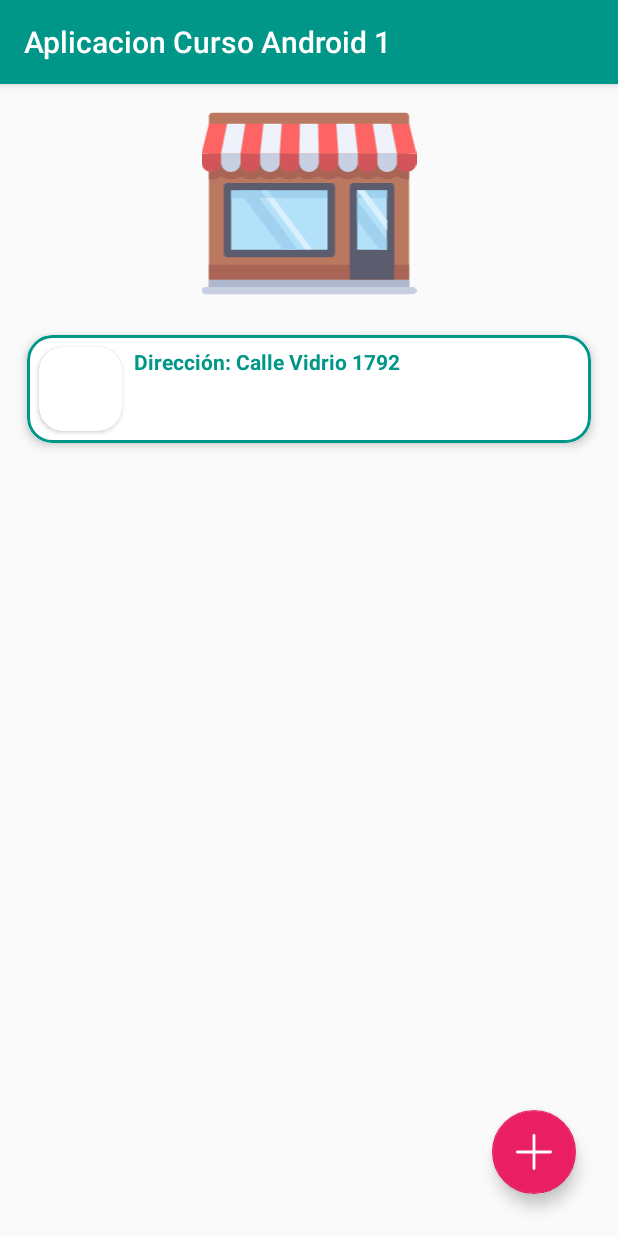
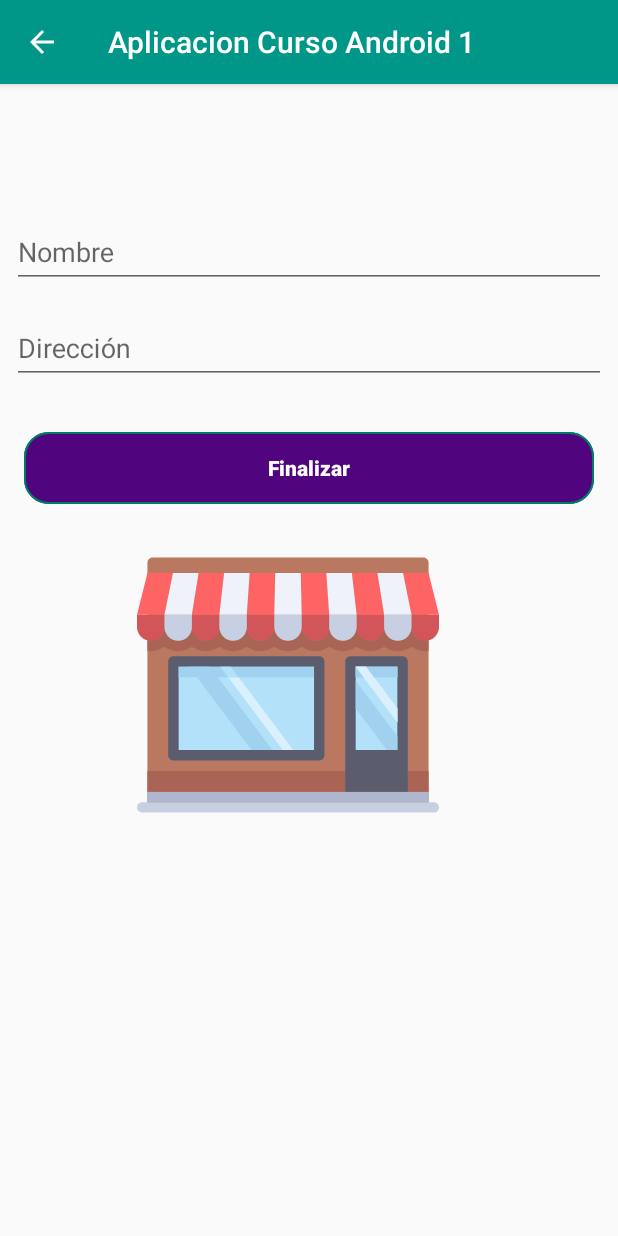
Before and after one commit to alberto-moctezuma/androidcourse, an Android app: the screen it shows after launch (RealmRecyclerSampleActivity before the commit, EditShopActivity after it), after a tap on an icon or button, on a phone screen of 412 x 824 dp. Run offline under Robolectric (Android 15) with nearby library versions, the light colour scheme and no system bars; our stand-ins replace ButterKnife; libraries missing offline, so code that uses them is left out: io.realm; pictures from the network do not load; 9 statements that could not run were skipped.

Commit message:
realm database

```diff
--- /dev/null
+++ b/app/src/main/java/udg/mxc/aplication1/MyAplication.java
@@ -0,0 +1,20 @@
+package udg.mxc.aplication1;
+
+import android.app.Application;
+
+import io.realm.Realm;
+import io.realm.RealmConfiguration;
+
+public class MyAplication extends Application {
+
+    @Override
+    public void onCreate() {
+        super.onCreate();
+        Realm.init(getApplicationContext());
+        RealmConfiguration configuration = new RealmConfiguration.Builder()
+                .deleteRealmIfMigrationNeeded()
+                .build();
+
+        Realm.setDefaultConfiguration(configuration);
+    }
+}
--- a/app/src/main/java/udg/mxc/aplication1/components/vector/ProfileActivity.java
+++ b/app/src/main/java/udg/mxc/aplication1/components/vector/ProfileActivity.java
@@ -60,7 +60,7 @@ public class ProfileActivity extends AppCompatActivity {
                 return true;
             case R.id.menuLogout:
                 Util.showToast(this, "Logout" );
-                Util.changeActivity(ProfileActivity.this, VectorActivity.class, null);
+                Util.changeActivity(ProfileActivity.this, VectorActivity.class, null, true);
                 return true;
             default:
                 return super.onOptionsItemSelected(item);
--- a/app/src/main/java/udg/mxc/aplication1/components/vector/VectorActivity.java
+++ b/app/src/main/java/udg/mxc/aplication1/components/vector/VectorActivity.java
@@ -51,7 +51,7 @@ public class VectorActivity extends AppCompatActivity {
             if( areValidInput() ){
                 HashMap<String, String> parameters = new HashMap<>();
                 parameters.put( KeysConstants.PROFILE, mTextEmail.getText().toString() );
-                Util.changeActivity(VectorActivity.this, ProfileActivity.class, parameters);
+                Util.changeActivity(VectorActivity.this, ProfileActivity.class, parameters, true);
             }
         }
 
--- /dev/null
+++ b/app/src/main/java/udg/mxc/aplication1/database/EditShopActivity.java
@@ -0,0 +1,167 @@
+package udg.mxc.aplication1.database;
+
+import android.support.constraint.ConstraintLayout;
+import android.support.design.widget.TextInputLayout;
+import android.support.v7.app.AppCompatActivity;
+import android.os.Bundle;
+import android.view.MenuItem;
+import android.view.View;
+import android.widget.EditText;
+import android.widget.ImageView;
+
+import com.bumptech.glide.Glide;
+
+import butterknife.BindView;
+import butterknife.ButterKnife;
+import butterknife.OnClick;
+import io.realm.Realm;
+import io.realm.RealmQuery;
+import udg.mxc.aplication1.R;
+import udg.mxc.aplication1.database.model.DogShop;
+import udg.mxc.aplication1.util.KeysConstants;
+import udg.mxc.aplication1.util.Util;
+
+public class EditShopActivity extends AppCompatActivity {
+
+    @BindView( R.id.imageViewShop )
+    ImageView mImgShop;
+
+    @BindView( R.id.textInputLayout )
+    TextInputLayout mTextInputKayoutName;
+
+    @BindView( R.id.etName )
+    EditText mEtName;
+
+    @BindView( R.id.textInputLayoutAddress )
+    TextInputLayout mTinLAddress;
+
+    @BindView( R.id.etAddress )
+    EditText mEtAddress;
+
+    @BindView( R.id.parent )
+    ConstraintLayout mParentLayout;
+
+    private int MODE;
+
+    private String SHOP_ID;
+
+    private DogShop dogShop;
+
+    @Override
+    protected void onCreate(Bundle savedInstanceState) {
+        super.onCreate(savedInstanceState);
+        setContentView(R.layout.activity_edit_shop);
+        ButterKnife.bind(this);
+        if( getSupportActionBar() != null ){
+            getSupportActionBar().setDisplayHomeAsUpEnabled(true);
+        }
+
+        MODE = Integer.parseInt( getIntent().getStringExtra(KeysConstants.MODE_KEY) );
+        setUpMode( MODE );
+    }
+
+    private void setUpMode(int mode) {
+        if( mode == KeysConstants.EDIT_MODE ){
+            updateMode();
+        }
+    }
+
+    @Override
+    public boolean onOptionsItemSelected(MenuItem item) {
+        switch (item.getItemId()){
+            case android.R.id.home:
+                onBackPressed();
+                break;
+        }
+        return true;
+    }
+
+    private void updateMode() {
+        SHOP_ID = getIntent().getStringExtra(KeysConstants.DOG_SHOP_ID);
+        Realm realm = Realm.getDefaultInstance();
+        RealmQuery<DogShop> query = realm.where( DogShop.class );
+        query.equalTo(KeysConstants.DOG_SHOP_ID,SHOP_ID);
+        dogShop = query.findFirst();
+        if( dogShop != null ){
+            mEtName.setText(dogShop.name);
+            mEtAddress.setText(dogShop.address);
+            Glide.with( this ).load(dogShop.image).crossFade(1500).into(mImgShop);
+        }
+    }
+
+    @OnClick( R.id.buttonEnd ) public  void finalize(View view){
+        if( noEmptyFields() ){
+            if( validateFields() ){
+                if ( MODE == KeysConstants.CREATE_MODE ){
+                    createShop();
+                }else{
+                    updateShop();
+                }
+            }
+        }else{
+            Util.showSnackBar( mParentLayout, getString(R.string.empy_fields) );
+        }
+    }
+
+    private boolean noEmptyFields(){
+        return !mEtName.getText().toString().isEmpty() && !mEtAddress.getText().toString().isEmpty();
+    }
+
+    private boolean validateFields() {
+        if( noEmptyName() && noEmptyAddress() ){
+            return true;
+        }else{
+            return false;
+        }
+    }
+
+    private boolean noEmptyName() {
+        if( mEtName.getText().toString().isEmpty() ){
+            mTextInputKayoutName.setError(getString( R.string.empty_name ));
+            return false;
+        }else{
+            return true;
+        }
+    }
+
+    private boolean noEmptyAddress(){
+        if( mEtAddress.getText().toString().isEmpty() ){
+            mTinLAddress.setError(getString(R.string.empty_address));
+            return false;
+        }else{
+            return true;
+        }
+    }
+
+    private void createShop(){
+        Realm realm = Realm.getDefaultInstance();
+        realm.executeTransaction(new Realm.Transaction() {
+            @Override
+            public void execute(Realm realmTransaction ) {
+                realmTransaction.copyToRealm(new DogShop( mEtName.getText().toString(), mEtAddress.getText().toString(), Util.setRandomImage(), String.valueOf( Util.getRandomID() )  ) );
+            }
+        });
+
+        finish();
+    }
+
+    private void updateShop(){
+        Realm realm = Realm.getDefaultInstance();
+        realm.executeTransaction(new Realm.Transaction() {
+            @Override
+            public void execute(Realm realmTransaction ) {
+                dogShop.address = mEtAddress.getText().toString();
+                dogShop.name = mEtName.getText().toString();
+                realm.copyToRealmOrUpdate(dogShop);
+            }
+        });
+
+        finish();
+    }
+
+    @Override
+    public void onBackPressed() {
+        super.onBackPressed();
+        finish();
+    }
+}
--- a/app/src/main/java/udg/mxc/aplication1/database/RealmRecyclerSampleActivity.java
+++ b/app/src/main/java/udg/mxc/aplication1/database/RealmRecyclerSampleActivity.java
@@ -1,5 +1,6 @@
 package udg.mxc.aplication1.database;
 
+import android.content.Intent;
 import android.support.v7.app.AppCompatActivity;
 import android.os.Bundle;
 import android.support.v7.widget.GridLayoutManager;
@@ -7,22 +8,27 @@ import android.support.v7.widget.LinearLayoutManager;
 import android.support.v7.widget.RecyclerView;
 
 import java.util.ArrayList;
+import java.util.HashMap;
 import java.util.List;
 
 import butterknife.BindView;
 import butterknife.ButterKnife;
 import butterknife.OnClick;
+import io.realm.Realm;
+import io.realm.RealmList;
+import io.realm.RealmResults;
 import udg.mxc.aplication1.R;
 import udg.mxc.aplication1.database.adapter.DogShopAdapter;
 import udg.mxc.aplication1.database.adapter.DogShopClick;
 import udg.mxc.aplication1.database.adapter.DogShopLongClick;
 import udg.mxc.aplication1.database.model.DogShop;
+import udg.mxc.aplication1.util.KeysConstants;
 import udg.mxc.aplication1.util.Util;
 
 public class RealmRecyclerSampleActivity extends AppCompatActivity implements DogShopClick, DogShopLongClick {
 
     private static String TAG = RealmRecyclerSampleActivity.class.getSimpleName();
-    private List<DogShop> dogShops = new ArrayList<>();
+    private RealmList<DogShop> dogShops = new RealmList<>();
     private DogShopAdapter dogShopAdapter;
 
     @BindView(R.id.shopsRecyclerView) RecyclerView mDogShopsRecyclerView;
@@ -32,13 +38,27 @@ public class RealmRecyclerSampleActivity extends AppCompatActivity implements Do
         super.onCreate(savedInstanceState);
         setContentView(R.layout.activity_realm_recycler_sample);
         ButterKnife.bind(this);
-
         setUpRecyclerView( mDogShopsRecyclerView );
     }
 
+    @Override
+    protected void onResume() {
+        super.onResume();
+        getRealmObjects();
+    }
+
+    private void getRealmObjects(){
+        dogShops.clear();
+        Realm realm = Realm.getDefaultInstance();
+        RealmResults<DogShop> dogsShopResults = realm.where( DogShop.class ).findAll();
+        dogShops.addAll(dogsShopResults.subList(0, dogsShopResults.size()));
+        dogShopAdapter.notifyDataSetChanged();
+    }
+
     @OnClick( R.id.floatingActionButton ) public void addDoomie(){
-        dogShops.add( createDoomie() );
-        dogShopAdapter.notifyDataSetChanged();
+        HashMap<String, String > parameters = new HashMap<>();
+        parameters.put( KeysConstants.MODE_KEY, String.valueOf( KeysConstants.CREATE_MODE ));
+        Util.changeActivity( this, EditShopActivity.class, parameters, false );
     }
 
     private void setUpRecyclerView(RecyclerView mDogShopsRecyclerView) {
@@ -52,12 +72,27 @@ public class RealmRecyclerSampleActivity extends AppCompatActivity implements Do
 
     @Override
     public void onDogShopClickListener(DogShop dogShop) {
-        Util.showToast(getApplicationContext(),  "Click on:"+dogShop.toString());
+        HashMap< String, String > parameters = new HashMap<>();
+        parameters.put( KeysConstants.DOG_SHOP_ID, dogShop.dogShopID );
+        parameters.put( KeysConstants.MODE_KEY, String.valueOf( KeysConstants.EDIT_MODE ) );
+        Util.changeActivity( this, EditShopActivity.class, parameters, false );
     }
 
     @Override
     public void onDogShopLongClickListener(DogShop dogShop) {
-        Util.showToast(getApplicationContext(), "Long click on: "+dogShop.toString());
+        Realm realm = Realm.getDefaultInstance();
+        realm.executeTransaction(new Realm.Transaction() {
+            @Override
+            public void execute(Realm realmTransaction) {
+                dogShops.remove(dogShop);
+                dogShopAdapter.notifyDataSetChanged();
+                RealmResults<DogShop> shops = realmTransaction.where( DogShop.class )
+                        .equalTo(KeysConstants.DOG_SHOP_ID, dogShop.dogShopID)
+                        .findAll();
+
+                shops.deleteAllFromRealm();
+            }
+        });
     }
 
     public DogShop createDoomie(){
--- a/app/src/main/java/udg/mxc/aplication1/database/adapter/DogShopAdapter.java
+++ b/app/src/main/java/udg/mxc/aplication1/database/adapter/DogShopAdapter.java
@@ -15,17 +15,18 @@ import java.util.List;
 
 import butterknife.BindView;
 import butterknife.ButterKnife;
+import io.realm.RealmList;
 import udg.mxc.aplication1.R;
 import udg.mxc.aplication1.database.model.DogShop;
 
 public class DogShopAdapter extends RecyclerView.Adapter<DogShopAdapter.ViewHolderAdapter> {
 
-    List<DogShop> dogShops;
+    RealmList<DogShop> dogShops;
     Context context;
     DogShopClick dogShopClick;
     DogShopLongClick dogShopLongClick;
 
-    public DogShopAdapter(List<DogShop> dogShops, Context context, DogShopClick dogShopClick, DogShopLongClick dogShopLongClick) {
+    public DogShopAdapter(RealmList<DogShop> dogShops, Context context, DogShopClick dogShopClick, DogShopLongClick dogShopLongClick) {
         this.dogShops = dogShops;
         this.context = context;
         this.dogShopClick = dogShopClick;
@@ -88,7 +89,7 @@ public class DogShopAdapter extends RecyclerView.Adapter<DogShopAdapter.ViewHold
                     .into(mImgShop);
 
             mTvDogShopName.setText("Nombre: "+dogShop.name);
-            mTvDogShopName.setText("Dirección: "+dogShop.address);
+            mTvDogShopAddress.setText("Dirección: "+dogShop.address);
 
         }
     }
--- a/app/src/main/java/udg/mxc/aplication1/util/KeysConstants.java
+++ b/app/src/main/java/udg/mxc/aplication1/util/KeysConstants.java
@@ -2,6 +2,10 @@ package udg.mxc.aplication1.util;
 
 public class KeysConstants {
     public static final String FRAGMENT_ARG_FLAG = "FRAGMENT_ARG_FLAG" ;
+    public static final String MODE_KEY = "MODE_KEY";
+    public static final int EDIT_MODE = 1;
+    public static final int CREATE_MODE = 0;
+    public static final String DOG_SHOP_ID = "dogShopID";
     public static String PROFILE = "PROFILE";
 
     public static int FRAGMENT_ONE_VIEW_POSITION = 0;
--- a/app/src/main/java/udg/mxc/aplication1/util/Util.java
+++ b/app/src/main/java/udg/mxc/aplication1/util/Util.java
@@ -15,6 +15,8 @@ import java.util.regex.Matcher;
 import java.util.regex.Pattern;
 
 public class Util {
+
+    private static String TAG = Util.class.getSimpleName();
 
     private static ScrollView parentLayout;
 
@@ -39,7 +41,7 @@ public class Util {
         Toast.makeText( context, message, Toast.LENGTH_LONG ).show();
     }
 
-    public static void changeActivity(Activity activity, Class aClass, HashMap<String, String> parameters){
+    public static void changeActivity(Activity activity, Class aClass, HashMap<String, String> parameters, boolean finish){
         Intent intent = new Intent( activity, aClass );
         if( parameters != null ) {
             for (Map.Entry<String, String> entry : parameters.entrySet()) {
@@ -47,7 +49,10 @@ public class Util {
             }
         }
         activity.startActivity(intent);
-        activity.finish();
+        if( finish ) {
+            Util.showLog(TAG,"Finished");
+            activity.finish();
+        }
     }
 
     public static int getRandomNumber(){
--- /dev/null
+++ b/app/src/main/res/layout/activity_edit_shop.xml
@@ -0,0 +1,74 @@
+<?xml version="1.0" encoding="utf-8"?>
+<android.support.constraint.ConstraintLayout xmlns:android="http://schemas.android.com/apk/res/android"
+    xmlns:app="http://schemas.android.com/apk/res-auto"
+    xmlns:tools="http://schemas.android.com/tools"
+    android:layout_width="match_parent"
+    android:layout_height="match_parent"
+    android:focusable="true"
+    android:focusableInTouchMode="true"
+    android:id="@+id/parent"
+    tools:context=".db.EditShopActivity">
+
+    <android.support.design.widget.TextInputLayout
+        android:id="@+id/textInputLayout"
+        android:layout_width="0dp"
+        android:layout_height="wrap_content"
+        android:layout_marginStart="8dp"
+        android:layout_marginTop="80dp"
+        android:layout_marginEnd="8dp"
+        app:layout_constraintEnd_toEndOf="parent"
+        app:layout_constraintStart_toStartOf="parent"
+        app:layout_constraintTop_toTopOf="parent">
+
+        <android.support.design.widget.TextInputEditText
+            android:id="@+id/etName"
+            android:layout_width="match_parent"
+            android:layout_height="wrap_content"
+            android:imeOptions="actionNext"
+            android:inputType="textCapWords"
+            android:hint="@string/name" />
+    </android.support.design.widget.TextInputLayout>
+
+    <android.support.design.widget.TextInputLayout
+        android:id="@+id/textInputLayoutAddress"
+        android:layout_width="0dp"
+        android:layout_height="wrap_content"
+        android:layout_marginStart="8dp"
+        android:layout_marginTop="8dp"
+        android:layout_marginEnd="8dp"
+        app:layout_constraintEnd_toEndOf="parent"
+        app:layout_constraintStart_toStartOf="parent"
+        app:layout_constraintTop_toBottomOf="@+id/textInputLayout">
+
+        <android.support.design.widget.TextInputEditText
+            android:id="@+id/etAddress"
+            android:layout_width="match_parent"
+            android:layout_height="wrap_content"
+            android:inputType="textCapSentences"
+            android:imeOptions="actionDone"
+            android:hint="@string/address" />
+    </android.support.design.widget.TextInputLayout>
+
+    <Button
+        android:id="@+id/buttonEnd"
+        android:layout_width="0dp"
+        android:layout_height="wrap_content"
+        android:layout_marginStart="16dp"
+        android:layout_marginTop="32dp"
+        android:layout_marginEnd="16dp"
+        android:text="@string/end"
+        style="@style/GeneralButtonStyle"
+        app:layout_constraintEnd_toEndOf="parent"
+        app:layout_constraintStart_toStartOf="parent"
+        app:layout_constraintTop_toBottomOf="@+id/textInputLayoutAddress" />
+
+    <ImageView
+        android:id="@+id/imageViewShop"
+        android:layout_width="248dp"
+        android:layout_height="201dp"
+        android:layout_marginStart="68dp"
+        android:layout_marginTop="20dp"
+        app:layout_constraintStart_toStartOf="parent"
+        app:layout_constraintTop_toBottomOf="@+id/buttonEnd"
+        app:srcCompat="@drawable/ic_store" />
+</android.support.constraint.ConstraintLayout>
--- a/app/src/main/res/values/strings.xml
+++ b/app/src/main/res/values/strings.xml
@@ -29,6 +29,12 @@
     <string name="red">RED</string>
     <string name="blue">BLUE</string>
     <string name="green">GREEN</string>
+    <string name="name">Nombre</string>
+    <string name="address">Dirección</string>
+    <string name="end">Finalizar</string>
+    <string name="empy_fields">Ingrese todo los campos.</string>
+    <string name="empty_name">Nombre en blanco.</string>
+    <string name="empty_address">Dirección vacía.</string>
 
     <string-array name="country_arrays">
         <item>México🇲🇽</item>
```
Also changed, not shown: app/src/main/AndroidManifest.xml (+6 -4 lines).
